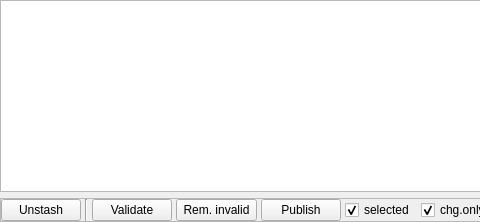
The window that src/blackgui/components/dbstashcomponent.ui (swift-project/pilotclient) describes before a commit, drawn with Qt 5; both pictures show x 0 to 480 and y 0 to 222 of the 922 by 222 pixel window.
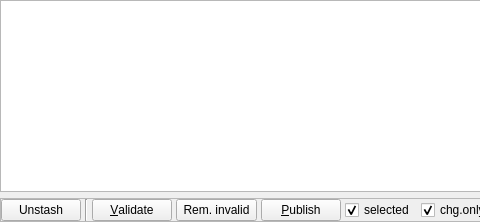
The same window after the commit. Custom widgets are drawn as their Qt base class.

Commit message: Keyboard shortcut

Diff of the .ui file:
```diff
--- a/src/blackgui/components/dbstashcomponent.ui
+++ b/src/blackgui/components/dbstashcomponent.ui
@@ -87,14 +87,14 @@
       <item row="0" column="2">
        <widget class="QPushButton" name="pb_Validate">
         <property name="text">
-         <string>Validate</string>
+         <string>&amp;Validate</string>
         </property>
        </widget>
       </item>
       <item row="0" column="4">
        <widget class="QPushButton" name="pb_Publish">
         <property name="text">
-         <string>Publish</string>
+         <string>&amp;Publish</string>
         </property>
        </widget>
       </item>
```
